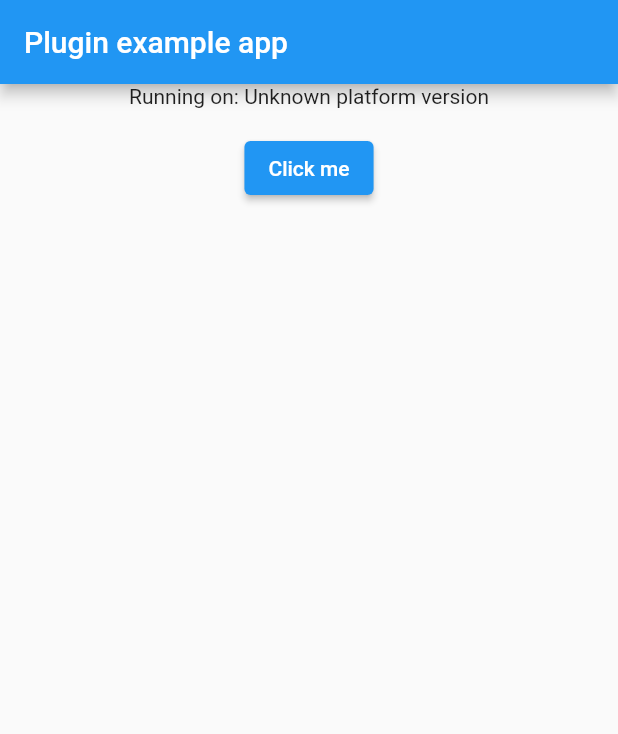
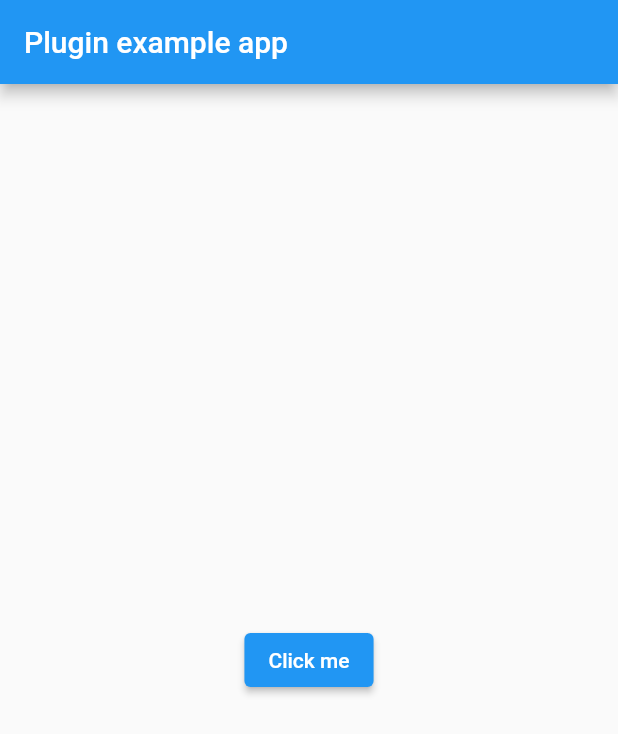
Before and after one commit to afinas-em/qr-bar-code-scanner-dialog, a Flutter app: the screen it shows after launch, on a phone screen of 412 x 824 dp. Shown: the top 734 px of the screen. Run offline on Flutter 3.47's test engine with Material 2 defaults, Android fonts, the phone set to English and light mode, and no system bars; our stand-ins replace plugin_platform_interface; missing offline and left inert: dart:html, dart:js, qr_code_scanner.

Commit message:
- readme updated - change log updated - example fixes

```diff
--- a/example/lib/main.dart
+++ b/example/lib/main.dart
@@ -1,7 +1,4 @@
 import 'package:flutter/material.dart';
-import 'dart:async';
-
-import 'package:flutter/services.dart';
 import 'package:qr_bar_code_scanner_dialog/qr_bar_code_scanner_dialog.dart';
 
 void main() {
@@ -16,37 +13,8 @@
 }
 
 class _MyAppState extends State<MyApp> {
-  String _platformVersion = 'Unknown';
+
   final _qrBarCodeScannerDialogPlugin = QrBarCodeScannerDialog();
-
-  @override
-  void initState() {
-    super.initState();
-    initPlatformState();
-  }
-
-  // Platform messages are asynchronous, so we initialize in an async method.
-  Future<void> initPlatformState() async {
-    String platformVersion;
-    // Platform messages may fail, so we use a try/catch PlatformException.
-    // We also handle the message potentially returning null.
-    try {
-      platformVersion =
-          await _qrBarCodeScannerDialogPlugin.getPlatformVersion() ?? 'Unknown platform version';
-    } on PlatformException {
-      platformVersion = 'Failed to get platform version.';
-    }
-
-    // If the widget was removed from the tree while the asynchronous platform
-    // message was in flight, we want to discard the reply rather than calling
-    // setState to update our non-existent appearance.
-    if (!mounted) return;
-
-    setState(() {
-      _platformVersion = platformVersion;
-    });
-  }
-
   String? code;
 
   @override
@@ -59,10 +27,7 @@
         body: Builder(builder: (context) {
           return Material(
             child: Center(
-              child: Column(
-                children: [
-                  Text('Running on: $_platformVersion\n'),
-                  ElevatedButton(
+              child: ElevatedButton(
                   onPressed: () {
                     _qrBarCodeScannerDialogPlugin.getScannedQrBarCode(
                         context: context,
@@ -72,9 +37,7 @@
                           });
                         });
                   },
-                      child: Text(code ?? "Click me"))
-                ],
-              ),
+                  child: Text(code ?? "Click me")),
             ),
           );
         }),
--- a/lib/qr_bar_code_scanner_dialog_platform_interface.dart
+++ b/lib/qr_bar_code_scanner_dialog_platform_interface.dart
@@ -9,7 +9,8 @@
 
   static final Object _token = Object();
 
-  static QrBarCodeScannerDialogPlatform _instance = MethodChannelQrBarCodeScannerDialog();
+  static QrBarCodeScannerDialogPlatform _instance =
+      MethodChannelQrBarCodeScannerDialog();
 
   /// The default instance of [QrBarCodeScannerDialogPlatform] to use.
   ///
@@ -28,7 +29,8 @@
     throw UnimplementedError('platformVersion() has not been implemented.');
   }
 
-  void scanBarOrQrCode({BuildContext? context, required Function(String?) onScanSuccess}) {
+  void scanBarOrQrCode(
+      {BuildContext? context, required Function(String?) onScanSuccess}) {
     throw UnimplementedError('scanBarOrQrCodeWeb() has not been implemented.');
   }
 }
```
Also changed, not shown: lib/qr_bar_code_scanner_dialog.dart (+4 -3 lines), lib/qr_bar_code_scanner_dialog_method_channel.dart (+8 -5 lines), lib/qr_bar_code_scanner_dialog_web.dart (+10 -10 lines), pubspec.yaml (+4 -4 lines), example/pubspec.lock, 9 other files. Lines whose indentation alone changed are shown as unchanged.
